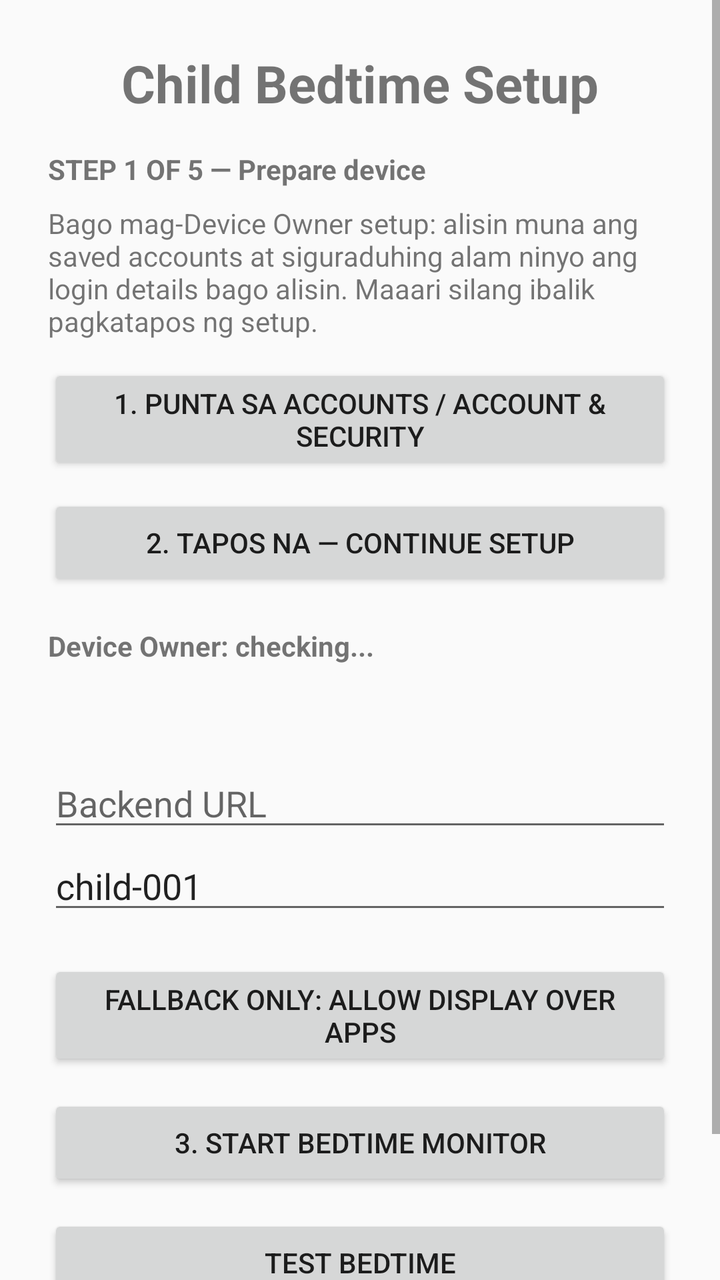
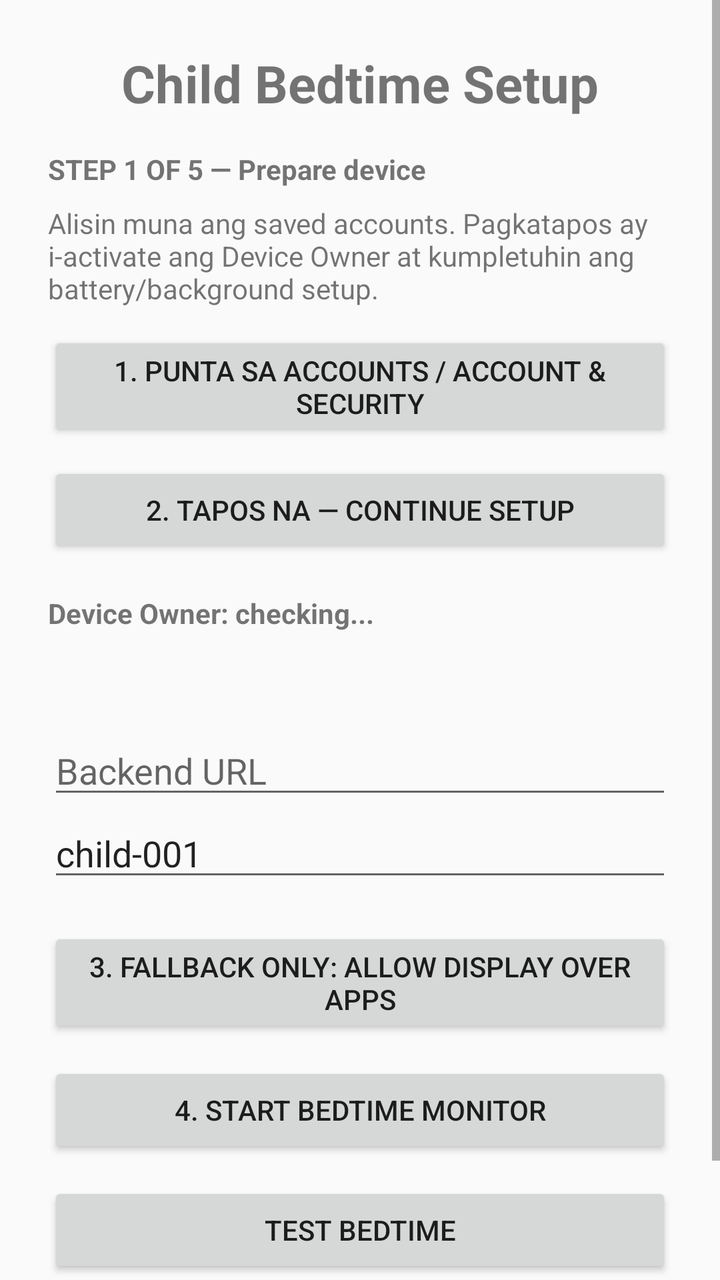

Compare the two renders of this Android layout. The source of the first and the diff that turns it into the second are given below.
<!-- AndroidManifest.xml: application theme android:Theme.Material.Light.NoActionBar -->
<!-- res/layout/activity_main.xml -->
<?xml version="1.0" encoding="utf-8"?>
<ScrollView xmlns:android="http://schemas.android.com/apk/res/android"
    android:layout_width="match_parent"
    android:layout_height="match_parent">

    <LinearLayout
        android:layout_width="match_parent"
        android:layout_height="wrap_content"
        android:orientation="vertical"
        android:padding="24dp"
        android:gravity="center_horizontal">

        <TextView
            android:layout_width="wrap_content"
            android:layout_height="wrap_content"
            android:text="Child Bedtime Setup"
            android:textSize="26sp"
            android:textStyle="bold" />

        <TextView
            android:id="@+id/setupStep"
            android:layout_width="match_parent"
            android:layout_height="wrap_content"
            android:layout_marginTop="16dp"
            android:text="STEP 1 OF 5 — Prepare device"
            android:textStyle="bold" />

        <TextView
            android:layout_width="match_parent"
            android:layout_height="wrap_content"
            android:layout_marginTop="8dp"
            android:text="Bago mag-Device Owner setup: alisin muna ang saved accounts at siguraduhing alam ninyo ang login details bago alisin. Maaari silang ibalik pagkatapos ng setup." />

        <Button
            android:id="@+id/btnAccountsSecurity"
            android:layout_width="match_parent"
            android:layout_height="wrap_content"
            android:layout_marginTop="12dp"
            android:text="1. PUNTA SA ACCOUNTS / ACCOUNT &amp; SECURITY" />

        <Button
            android:id="@+id/btnContinueSetup"
            android:layout_width="match_parent"
            android:layout_height="wrap_content"
            android:layout_marginTop="10dp"
            android:text="2. TAPOS NA — CONTINUE SETUP" />

        <TextView
            android:id="@+id/deviceOwnerStatus"
            android:layout_width="match_parent"
            android:layout_height="wrap_content"
            android:layout_marginTop="18dp"
            android:text="Device Owner: checking..."
            android:textStyle="bold" />

        <TextView
            android:id="@+id/deviceOwnerHelp"
            android:layout_width="match_parent"
            android:layout_height="wrap_content"
            android:layout_marginTop="8dp"
            android:text="" />

        <EditText
            android:id="@+id/backendUrl"
            android:layout_width="match_parent"
            android:layout_height="wrap_content"
            android:layout_marginTop="20dp"
            android:hint="Backend URL"
            android:inputType="textUri" />

        <EditText
            android:id="@+id/childId"
            android:layout_width="match_parent"
            android:layout_height="wrap_content"
            android:hint="Child ID"
            android:text="child-001" />

        <Button
            android:id="@+id/btnOverlayPermission"
            android:layout_width="match_parent"
            android:layout_height="wrap_content"
            android:layout_marginTop="18dp"
            android:text="Fallback only: Allow Display Over Apps" />

        <Button
            android:id="@+id/btnStartMonitor"
            android:layout_width="match_parent"
            android:layout_height="wrap_content"
            android:layout_marginTop="12dp"
            android:text="3. START BEDTIME MONITOR" />

        <Button
            android:id="@+id/btnRestoreAccounts"
            android:layout_width="match_parent"
            android:layout_height="wrap_content"
            android:layout_marginTop="12dp"
            android:text="4. IBALIK / ADD ULIT ANG MGA ACCOUNT"
            android:visibility="gone" />

        <Button
            android:id="@+id/btnTestOverlay"
            android:layout_width="match_parent"
            android:layout_height="wrap_content"
            android:layout_marginTop="12dp"
            android:text="TEST BEDTIME" />

        <Button
            android:id="@+id/btnReleaseDeviceOwner"
            android:layout_width="match_parent"
            android:layout_height="wrap_content"
            android:layout_marginTop="18dp"
            android:text="TEST ONLY — RELEASE DEVICE OWNER"
            android:visibility="gone" />

        <TextView
            android:id="@+id/status"
            android:layout_width="match_parent"
            android:layout_height="wrap_content"
            android:paddingTop="24dp"
            android:text="Setup not finished" />
    </LinearLayout>
</ScrollView>
<!-- resources referenced by this layout -->
<resources>

</resources>

<!-- the commit's change to res/layout/activity_main.xml (unified diff, before → after) -->
@@ -1,122 +1,21 @@
 <?xml version="1.0" encoding="utf-8"?>
-<ScrollView xmlns:android="http://schemas.android.com/apk/res/android"
-    android:layout_width="match_parent"
-    android:layout_height="match_parent">
-
-    <LinearLayout
-        android:layout_width="match_parent"
-        android:layout_height="wrap_content"
-        android:orientation="vertical"
-        android:padding="24dp"
-        android:gravity="center_horizontal">
-
-        <TextView
-            android:layout_width="wrap_content"
-            android:layout_height="wrap_content"
-            android:text="Child Bedtime Setup"
-            android:textSize="26sp"
-            android:textStyle="bold" />
-
-        <TextView
-            android:id="@+id/setupStep"
-            android:layout_width="match_parent"
-            android:layout_height="wrap_content"
-            android:layout_marginTop="16dp"
-            android:text="STEP 1 OF 5 — Prepare device"
-            android:textStyle="bold" />
-
-        <TextView
-            android:layout_width="match_parent"
-            android:layout_height="wrap_content"
-            android:layout_marginTop="8dp"
-            android:text="Bago mag-Device Owner setup: alisin muna ang saved accounts at siguraduhing alam ninyo ang login details bago alisin. Maaari silang ibalik pagkatapos ng setup." />
-
-        <Button
-            android:id="@+id/btnAccountsSecurity"
-            android:layout_width="match_parent"
-            android:layout_height="wrap_content"
-            android:layout_marginTop="12dp"
-            android:text="1. PUNTA SA ACCOUNTS / ACCOUNT &amp; SECURITY" />
-
-        <Button
-            android:id="@+id/btnContinueSetup"
-            android:layout_width="match_parent"
-            android:layout_height="wrap_content"
-            android:layout_marginTop="10dp"
-            android:text="2. TAPOS NA — CONTINUE SETUP" />
-
-        <TextView
-            android:id="@+id/deviceOwnerStatus"
-            android:layout_width="match_parent"
-            android:layout_height="wrap_content"
-            android:layout_marginTop="18dp"
-            android:text="Device Owner: checking..."
-            android:textStyle="bold" />
-
-        <TextView
-            android:id="@+id/deviceOwnerHelp"
-            android:layout_width="match_parent"
-            android:layout_height="wrap_content"
-            android:layout_marginTop="8dp"
-            android:text="" />
-
-        <EditText
-            android:id="@+id/backendUrl"
-            android:layout_width="match_parent"
-            android:layout_height="wrap_content"
-            android:layout_marginTop="20dp"
-            android:hint="Backend URL"
-            android:inputType="textUri" />
-
-        <EditText
-            android:id="@+id/childId"
-            android:layout_width="match_parent"
-            android:layout_height="wrap_content"
-            android:hint="Child ID"
-            android:text="child-001" />
-
-        <Button
-            android:id="@+id/btnOverlayPermission"
-            android:layout_width="match_parent"
-            android:layout_height="wrap_content"
-            android:layout_marginTop="18dp"
-            android:text="Fallback only: Allow Display Over Apps" />
-
-        <Button
-            android:id="@+id/btnStartMonitor"
-            android:layout_width="match_parent"
-            android:layout_height="wrap_content"
-            android:layout_marginTop="12dp"
-            android:text="3. START BEDTIME MONITOR" />
-
-        <Button
-            android:id="@+id/btnRestoreAccounts"
-            android:layout_width="match_parent"
-            android:layout_height="wrap_content"
-            android:layout_marginTop="12dp"
-            android:text="4. IBALIK / ADD ULIT ANG MGA ACCOUNT"
-            android:visibility="gone" />
-
-        <Button
-            android:id="@+id/btnTestOverlay"
-            android:layout_width="match_parent"
-            android:layout_height="wrap_content"
-            android:layout_marginTop="12dp"
-            android:text="TEST BEDTIME" />
-
-        <Button
-            android:id="@+id/btnReleaseDeviceOwner"
-            android:layout_width="match_parent"
-            android:layout_height="wrap_content"
-            android:layout_marginTop="18dp"
-            android:text="TEST ONLY — RELEASE DEVICE OWNER"
-            android:visibility="gone" />
-
-        <TextView
-            android:id="@+id/status"
-            android:layout_width="match_parent"
-            android:layout_height="wrap_content"
-            android:paddingTop="24dp"
-            android:text="Setup not finished" />
-    </LinearLayout>
-</ScrollView>
+<ScrollView xmlns:android="http://schemas.android.com/apk/res/android" android:layout_width="match_parent" android:layout_height="match_parent"><LinearLayout android:layout_width="match_parent" android:layout_height="wrap_content" android:orientation="vertical" android:padding="24dp" android:gravity="center_horizontal">
+<TextView android:layout_width="wrap_content" android:layout_height="wrap_content" android:text="Child Bedtime Setup" android:textSize="26sp" android:textStyle="bold" />
+<TextView android:id="@+id/setupStep" android:layout_width="match_parent" android:layout_height="wrap_content" android:layout_marginTop="16dp" android:text="STEP 1 OF 5 — Prepare device" android:textStyle="bold" />
+<TextView android:layout_width="match_parent" android:layout_height="wrap_content" android:layout_marginTop="8dp" android:text="Alisin muna ang saved accounts. Pagkatapos ay i-activate ang Device Owner at kumpletuhin ang battery/background setup." />
+<Button android:id="@+id/btnAccountsSecurity" android:layout_width="match_parent" android:layout_height="wrap_content" android:layout_marginTop="12dp" android:text="1. PUNTA SA ACCOUNTS / ACCOUNT &amp; SECURITY" />
+<Button android:id="@+id/btnContinueSetup" android:layout_width="match_parent" android:layout_height="wrap_content" android:layout_marginTop="10dp" android:text="2. TAPOS NA — CONTINUE SETUP" />
+<TextView android:id="@+id/deviceOwnerStatus" android:layout_width="match_parent" android:layout_height="wrap_content" android:layout_marginTop="18dp" android:text="Device Owner: checking..." android:textStyle="bold" />
+<TextView android:id="@+id/deviceOwnerHelp" android:layout_width="match_parent" android:layout_height="wrap_content" android:layout_marginTop="8dp" />
+<EditText android:id="@+id/backendUrl" android:layout_width="match_parent" android:layout_height="wrap_content" android:layout_marginTop="20dp" android:hint="Backend URL" android:inputType="textUri" />
+<EditText android:id="@+id/childId" android:layout_width="match_parent" android:layout_height="wrap_content" android:hint="Child ID" android:text="child-001" />
+<Button android:id="@+id/btnOverlayPermission" android:layout_width="match_parent" android:layout_height="wrap_content" android:layout_marginTop="18dp" android:text="3. Fallback only: Allow Display Over Apps" />
+<Button android:id="@+id/btnStartMonitor" android:layout_width="match_parent" android:layout_height="wrap_content" android:layout_marginTop="12dp" android:text="4. START BEDTIME MONITOR" />
+<Button android:id="@+id/btnBatterySettings" android:layout_width="match_parent" android:layout_height="wrap_content" android:layout_marginTop="10dp" android:text="5. BATTERY — NO RESTRICTIONS" android:visibility="gone" />
+<Button android:id="@+id/btnAutoRunSettings" android:layout_width="match_parent" android:layout_height="wrap_content" android:layout_marginTop="10dp" android:text="6. AUTO-RUN / BACKGROUND APPS" android:visibility="gone" />
+<Button android:id="@+id/btnSaveRestart" android:layout_width="match_parent" android:layout_height="wrap_content" android:layout_marginTop="12dp" android:text="SAVE &amp; RESTART MONITOR" android:visibility="gone" />
+<Button android:id="@+id/btnRestoreAccounts" android:layout_width="match_parent" android:layout_height="wrap_content" android:layout_marginTop="12dp" android:text="IBALIK / ADD ULIT ANG MGA ACCOUNT" android:visibility="gone" />
+<Button android:id="@+id/btnTestOverlay" android:layout_width="match_parent" android:layout_height="wrap_content" android:layout_marginTop="12dp" android:text="TEST BEDTIME" />
+<Button android:id="@+id/btnReleaseDeviceOwner" android:layout_width="match_parent" android:layout_height="wrap_content" android:layout_marginTop="18dp" android:text="TEST ONLY — RELEASE DEVICE OWNER" android:visibility="gone" />
+<TextView android:id="@+id/status" android:layout_width="match_parent" android:layout_height="wrap_content" android:paddingTop="24dp" android:text="Setup not finished" />
+</LinearLayout></ScrollView>
